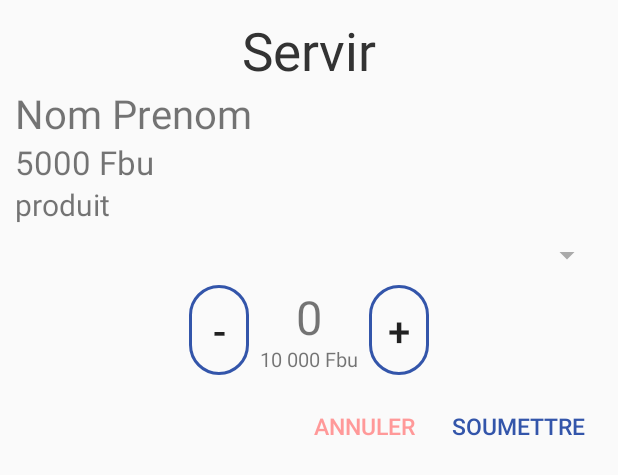
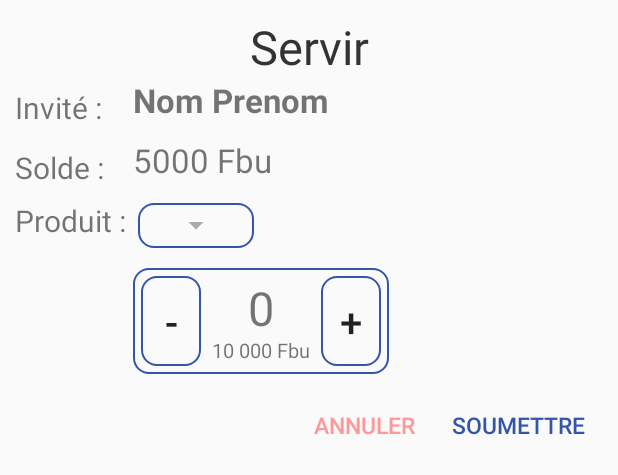
Before and after one commit to INGANZAMARUMPU/EVENT_APK, an Android app: the layout dialog_service.xml on its own in the app's theme, with its tools: preview values and no code run, on a phone screen of 412 x 824 dp. Shown: the top 475 px of the screen. Run offline under Robolectric (Android 15) with nearby library versions, the phone set to English and light mode, and no system bars.

Commit message:
made ServiceForm work

```diff
--- a/app/src/main/java/bi/konstrictor/ikirori/Profile.java
+++ b/app/src/main/java/bi/konstrictor/ikirori/Profile.java
@@ -4,10 +4,11 @@ import org.json.JSONException;
 import org.json.JSONObject;
 
 public class Profile {
-    String fullname, avatar, phone, mobile, date, autres, qr;
+    String fullname, avatar, phone, mobile, date, autres, qr, id;
     Ticket ticket;
 
-    public Profile(String fullname, String avatar, String phone, String mobile, String date, String autres, String qr, JSONObject json_ticket) throws JSONException {
+    public Profile(String id, String fullname, String avatar, String phone, String mobile, String date, String autres, String qr, JSONObject json_ticket) throws JSONException {
+        this.id = id;
         this.fullname = fullname;
         this.avatar = avatar;
         this.phone = phone;
--- a/app/src/main/res/drawable/componant_button.xml
+++ b/app/src/main/res/drawable/componant_button.xml
@@ -1,7 +1,7 @@
 <?xml version="1.0" encoding="utf-8"?>
 <shape android:shape="rectangle" xmlns:android="http://schemas.android.com/apk/res/android">
-    <stroke android:width="2dp"
+    <stroke android:width="1dp"
         android:color="@color/colorPrimaryDark" />
-    <corners android:radius="30dp" />
+    <corners android:radius="10dp" />
     <padding android:left="15dp" android:right="15dp"/>
 </shape>
--- a/app/src/main/res/layout/dialog_service.xml
+++ b/app/src/main/res/layout/dialog_service.xml
@@ -7,38 +7,89 @@
         android:layout_width="match_parent"
         android:layout_height="wrap_content"
         android:text="Servir"
-        android:textSize="16pt"
+        android:textSize="14pt"
         android:textColor="#333"
         android:textAlignment="center"/>
+    <LinearLayout
+        android:layout_width="match_parent"
+        android:layout_height="wrap_content"
+        android:orientation="horizontal">
+        <LinearLayout
+            android:layout_width="wrap_content"
+            android:layout_height="wrap_content"
+            android:orientation="vertical">
+            <LinearLayout
+                android:layout_width="wrap_content"
+                android:layout_height="40dp">
+                <TextView
+                    android:layout_width="match_parent"
+                    android:layout_height="wrap_content"
+                    android:layout_gravity="center_vertical"
+                    android:text="Invité :"
+                    android:textSize="9pt"/>
+            </LinearLayout>
+            <LinearLayout
+                android:layout_width="wrap_content"
+                android:layout_height="40dp">
+                <TextView
+                    android:layout_width="match_parent"
+                    android:layout_height="wrap_content"
+                    android:layout_gravity="center_vertical"
+                    android:text="Solde : "
+                    android:textSize="9pt"/>
+            </LinearLayout>
+            <LinearLayout
+                android:layout_width="wrap_content"
+                android:layout_height="30dp">
+                <TextView
+                    android:layout_width="match_parent"
+                    android:layout_height="wrap_content"
+                    android:layout_gravity="center_vertical"
+                    android:text="Produit : "
+                    android:textSize="9pt"/>
+            </LinearLayout>
+
+        </LinearLayout>
+        <LinearLayout
+            android:layout_width="0dp"
+            android:layout_height="wrap_content"
+            android:orientation="vertical"
+            android:layout_weight="1">
             <TextView
                 android:id="@+id/lbl_service_fullname"
                 android:layout_width="wrap_content"
-        android:layout_height="wrap_content"
+                android:layout_height="40dp"
+                android:layout_gravity="center_vertical"
                 android:text="Nom Prenom"
-        android:textSize="12pt"/>
+                android:textSize="10pt"
+                android:textStyle="bold"/>
             <TextView
                 android:id="@+id/lbl_service_solde"
                 android:layout_width="wrap_content"
-        android:layout_height="wrap_content"
+                android:layout_height="40dp"
+                android:layout_gravity="center_vertical"
                 android:text="5000 Fbu"
                 android:textSize="10pt"/>
-
-    <TextView
+            <FrameLayout
                 android:layout_width="wrap_content"
-        android:layout_height="wrap_content"
-        android:text="produit"
-        android:textSize="9pt"/>
+                android:layout_height="30dp"
+                android:layout_gravity="center_vertical"
+                android:background="@drawable/componant_button"
+                android:layout_margin="3dp">
                 <Spinner
                     android:id="@+id/combo_service_products"
-        android:layout_width="match_parent"
-        android:layout_height="40dp"
-        android:backgroundTint="#aaa">
-    </Spinner>
+                    android:layout_width="wrap_content"
+                    android:layout_height="match_parent"
+                    android:layout_gravity="center_vertical"
+                    android:backgroundTint="#aaa"/>
+            </FrameLayout>
             <LinearLayout
                 android:layout_width="wrap_content"
                 android:layout_height="wrap_content"
                 android:orientation="horizontal"
-        android:layout_gravity="center">
+                android:layout_marginTop="10dp"
+                android:background="@drawable/componant_button"
+                android:padding="5dp">
                 <Button
                     android:id="@+id/btn_service_decrease"
                     android:layout_width="40dp"
@@ -56,6 +107,7 @@
                         android:id="@+id/lbl_guest_qtt"
                         android:layout_width="80dp"
                         android:layout_height="40dp"
+                        android:layout_gravity="center_vertical"
                         android:text="0"
                         android:textSize="14pt"
                         android:padding="0dp"
@@ -78,6 +130,8 @@
                     android:padding="0dp"
                     android:layout_gravity="center"
                     android:background="@drawable/componant_button"/>
+            </LinearLayout>
+        </LinearLayout>
     </LinearLayout>
     <LinearLayout
         android:layout_width="match_parent"
```
Also changed, not shown: app/src/main/java/bi/konstrictor/ikirori/MainActivity.java (+27 -21 lines), app/src/main/java/bi/konstrictor/ikirori/ServicesForm.java (+99 -16 lines). Lines whose indentation alone changed are shown as unchanged.
